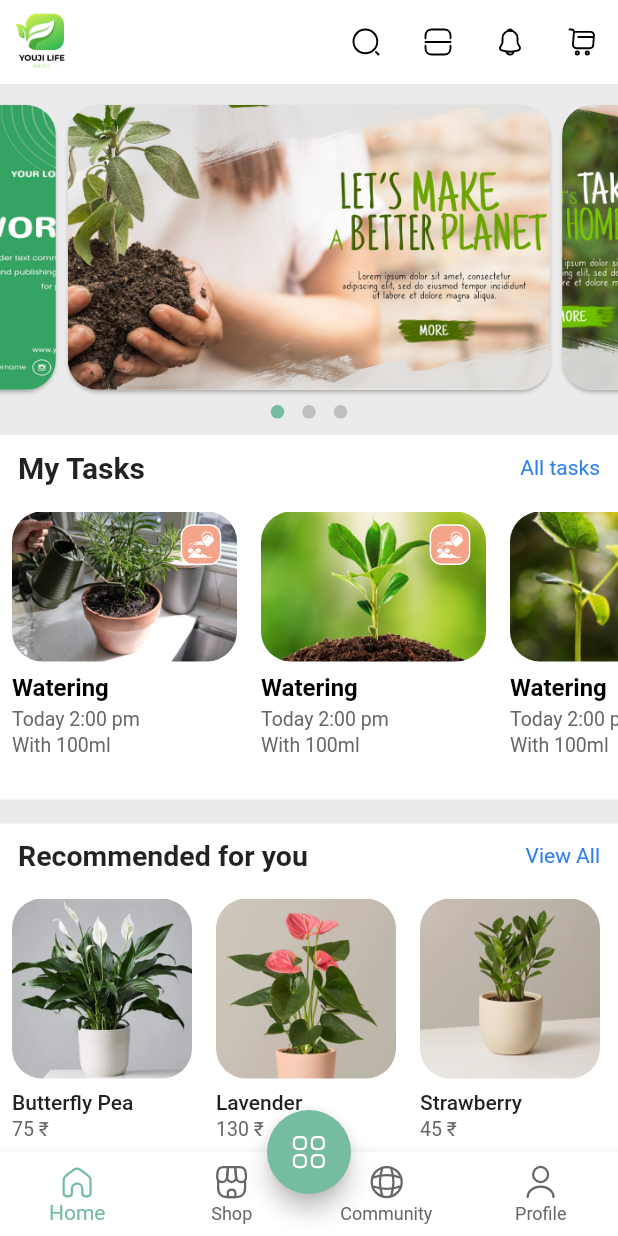
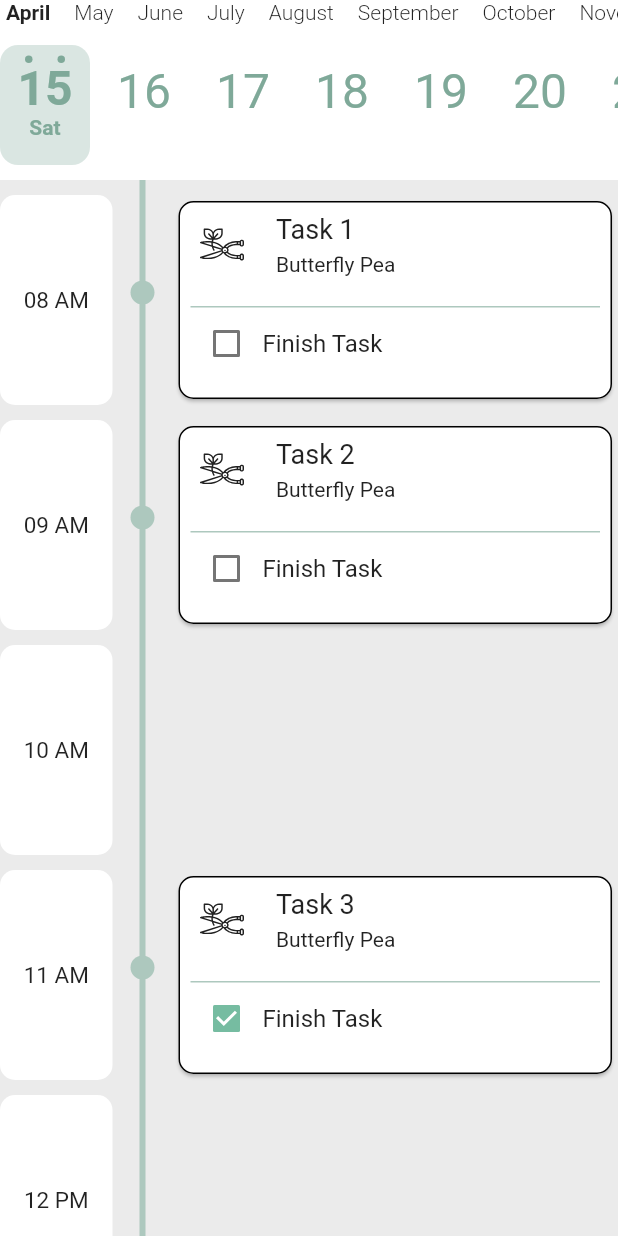
Before and after one commit to Sachin21393/Vrukshahackverse, a Flutter app: the screen it shows after launch, after a tap on "All tasks", on a phone screen of 412 x 824 dp. Run offline on Flutter 3.47's test engine with Material 2 defaults, Android fonts, the phone set to English and light mode, and no system bars; drawn by our look-alikes of calendar_timeline, carousel_slider, dots_indicator; our stand-ins replace custom_sliding_segmented_control, dio, file_picker, firebase_core, firebase_messaging, flutter_local_notifications and 8 more; missing offline and left inert: flutter_advanced_segment, flutter_google_places_hoc081098, geocoder, google_api_headers, google_maps_webservice, razorpay_flutter and 1 more; accounts and stored records are empty; network calls fail.

Commit message:
task screen done

```diff
--- a/lib/router/route.dart
+++ b/lib/router/route.dart
@@ -2,6 +2,7 @@ import 'package:eppo/pages/chat_page.dart';
 import 'dart:collection';
 import 'package:eppo/pages/main_page.dart';
 import 'package:eppo/pages/profile_screen.dart';
+import 'package:eppo/screens/tasks_list_screen.dart';
 import 'package:flutter/material.dart';
 import '../pages/dr_screen.dart';
 import '../pages/prof_page.dart';
@@ -12,4 +13,5 @@ import '../screens/review_screen.dart';
 
 Map<String, Widget Function(BuildContext)> routes = {
   '/': (context) => MainPage(),
+  '/tasks': (p0) => TasksListScreen(),
 };
--- a/lib/screens/home_screen_new.dart
+++ b/lib/screens/home_screen_new.dart
@@ -272,10 +272,15 @@ class _HomeScreenNewState extends State<HomeScreenNew> {
                   ),
                 ),
                 InkWell(
-                  onTap: () {},
-                  child: const Text(
-                    'All tasks',
-                    style: TextStyle(color: MyColors.blueColor),
+                  onTap: () {
+                    Navigator.pushNamed(context, '/tasks');
+                  },
+                  child: const Padding(
+                    padding: EdgeInsets.all(5.0),
+                    child: Text(
+                      'All tasks',
+                      style: TextStyle(color: MyColors.blueColor),
+                    ),
                   ),
                 ),
               ],
--- /dev/null
+++ b/lib/screens/tasks_list_screen.dart
@@ -0,0 +1,246 @@
+import 'package:calendar_timeline/calendar_timeline.dart';
+import 'package:flutter/material.dart';
+import 'package:flutter/src/widgets/framework.dart';
+import 'package:flutter/src/widgets/placeholder.dart';
+import 'package:flutter_svg/flutter_svg.dart';
+
+import '../constants/colors.dart';
+
+class TasksListScreen extends StatefulWidget {
+  const TasksListScreen({super.key});
+
+  @override
+  State<TasksListScreen> createState() => _TasksListScreenState();
+}
+
+class DaySlot {
+  final String time;
+  String? title;
+  String? description;
+  bool isDone = false;
+
+  DaySlot(
+      {required this.time, this.title, this.description, this.isDone = false});
+}
+
+class _TasksListScreenState extends State<TasksListScreen> {
+  DateTime _selectedDate = DateTime.now();
+
+  List<DaySlot> slots = [
+    DaySlot(
+        time: '08 AM',
+        title: 'Task 1',
+        description: 'Butterfly Pea',
+        isDone: false),
+    DaySlot(
+        time: '09 AM',
+        title: 'Task 2',
+        description: 'Butterfly Pea',
+        isDone: false),
+    DaySlot(time: '10 AM'),
+    DaySlot(
+        time: '11 AM',
+        title: 'Task 3',
+        description: 'Butterfly Pea',
+        isDone: true),
+    DaySlot(time: '12 PM'),
+    DaySlot(time: '1 PM'),
+    DaySlot(time: '2 PM'),
+    DaySlot(time: '3 PM'),
+    DaySlot(time: '4 PM'),
+    DaySlot(time: '5 PM'),
+    DaySlot(time: '6 PM'),
+    DaySlot(time: '7 PM'),
+    DaySlot(time: '8 PM'),
+    DaySlot(
+        time: '9 PM',
+        title: 'Task 4',
+        description: 'Butterfly Pea',
+        isDone: false),
+    DaySlot(
+        time: '10 PM',
+        title: 'Task 5',
+        description: 'Butterfly Pea',
+        isDone: true),
+  ];
+
+  @override
+  Widget build(BuildContext context) {
+    return SafeArea(
+      child: Scaffold(
+        body: Column(
+          children: [
+            CalendarTimeline(
+              initialDate: _selectedDate,
+              firstDate: DateTime.now(),
+              lastDate: DateTime.now().add(const Duration(days: 365)),
+              onDateSelected: (date) {
+                print('Selected date: $date');
+                _selectedDate = date;
+              },
+              activeBackgroundDayColor: Color(0xFFDAE6E2),
+              dayColor: Color(0xFF7FA999),
+              activeDayColor: Color(0xFF7FA999),
+            ),
+            const SizedBox(
+              height: 10,
+            ),
+            Expanded(
+              child: Container(
+                color: MyColors.silverColor,
+                child: ListView.builder(
+                  itemBuilder: (context, index) => Container(
+                    margin: const EdgeInsets.only(top: 0),
+                    child: Row(
+                      children: [
+                        Container(
+                          height: 150,
+                          width: 75,
+                          child: Container(
+                            margin: EdgeInsets.only(top: 10),
+                            decoration: BoxDecoration(
+                                borderRadius: BorderRadius.circular(10),
+                                color: Colors.white),
+                            child: Center(
+                                child: Padding(
+                              padding: const EdgeInsets.all(2.0),
+                              child: Text(
+                                slots[index].time,
+                                style: TextStyle(fontSize: 15),
+                              ),
+                            )),
+                          ),
+                        ),
+                        Container(
+                          width: 40,
+                          height: 150,
+                          child: Stack(
+                            children: [
+                              Center(
+                                child: Container(
+                                  width: 4,
+                                  height: 150,
+                                  color: Color(0xFFADC8BE),
+                                ),
+                              ),
+                              if (slots[index].title != null)
+                                Center(
+                                  child: Container(
+                                    width: 16,
+                                    height: 16,
+                                    decoration: BoxDecoration(
+                                        color: Color(0xFFADC8BE),
+                                        shape: BoxShape.circle),
+                                  ),
+                                )
+                            ],
+                          ),
+                        ),
+                        Expanded(
+                            child: Container(
+                                height: 150,
+                                child: slots[index].title != null
+                                    ? Container(
+                                        margin: EdgeInsets.only(top: 10),
+                                        child: Card(
+                                          shape: RoundedRectangleBorder(
+                                            borderRadius:
+                                                BorderRadius.circular(10.0),
+                                            side: BorderSide(
+                                                color: Color(0xFF000000),
+                                                width: 1),
+                                          ),
+                                          child: Padding(
+                                            padding: const EdgeInsets.all(8.0),
+                                            child: Column(
+                                              children: [
+                                                Row(
+                                                  children: [
+                                                    SizedBox(
+                                                      width: 5,
+                                                    ),
+                                                    SvgPicture.asset(
+                                                      'assets/images/harvest.svg',
+                                                      width: 32,
+                                                      height: 32,
+                                                    ),
+                                                    SizedBox(
+                                                      width: 20,
+                                                    ),
+                                                    Column(
+                                                      crossAxisAlignment:
+                                                          CrossAxisAlignment
+                                                              .start,
+                                                      children: [
+                                                        Text(
+                                                          slots[index].title!,
+                                                          style: TextStyle(
+                                                              fontSize: 18,
+                                                              fontWeight:
+                                                                  FontWeight
+                                                                      .w400),
+                                                        ),
+                                                        SizedBox(
+                                                          height: 5,
+                                                        ),
+                                                        Text(
+                                                          slots[index]
+                                                              .description!,
+                                                          style: TextStyle(
+                                                            fontSize: 14,
+                                                          ),
+                                                        ),
+                                                      ],
+                                                    )
+                                                  ],
+                                                ),
+                                                SizedBox(
+                                                  height: 20,
+                                                ),
+                                                Container(
+                                                  height: 1,
+                                                  color: Color(0xFFADC8BE),
+                                                ),
+                                                Row(
+                                                  children: [
+                                                    Checkbox(
+                                                        value:
+                                                            slots[index].isDone,
+                                                        activeColor: MyColors
+                                                            .primaryColor,
+                                                        onChanged: (changed) {
+                                                          setState(() {
+                                                            slots[index]
+                                                                    .isDone =
+                                                                changed!;
+                                                          });
+                                                        }),
+                                                    Expanded(
+                                                        child: Text(
+                                                      'Finish Task',
+                                                      style: TextStyle(
+                                                          fontSize: 16),
+                                                    ))
+                                                  ],
+                                                )
+                                              ],
+                                            ),
+                                          ),
+                                        ),
+                                      )
+                                    : Placeholder(
+                                        color: Colors.transparent,
+                                      )))
+                      ],
+                    ),
+                  ),
+                  itemCount: slots.length,
+                ),
+              ),
+            ),
+          ],
+        ),
+      ),
+    );
+  }
+}
--- a/pubspec.yaml
+++ b/pubspec.yaml
@@ -71,6 +71,7 @@ dependencies:
   overlay_support: ^2.1.0
   razorpay_flutter: 1.3.3
   url_launcher: ^6.1.10
+  time_planner: ^0.1.1
 
 dev_dependencies:
   flutter_test:
```
Also changed, not shown: assets/images/harvest.svg (added), pubspec.lock.
